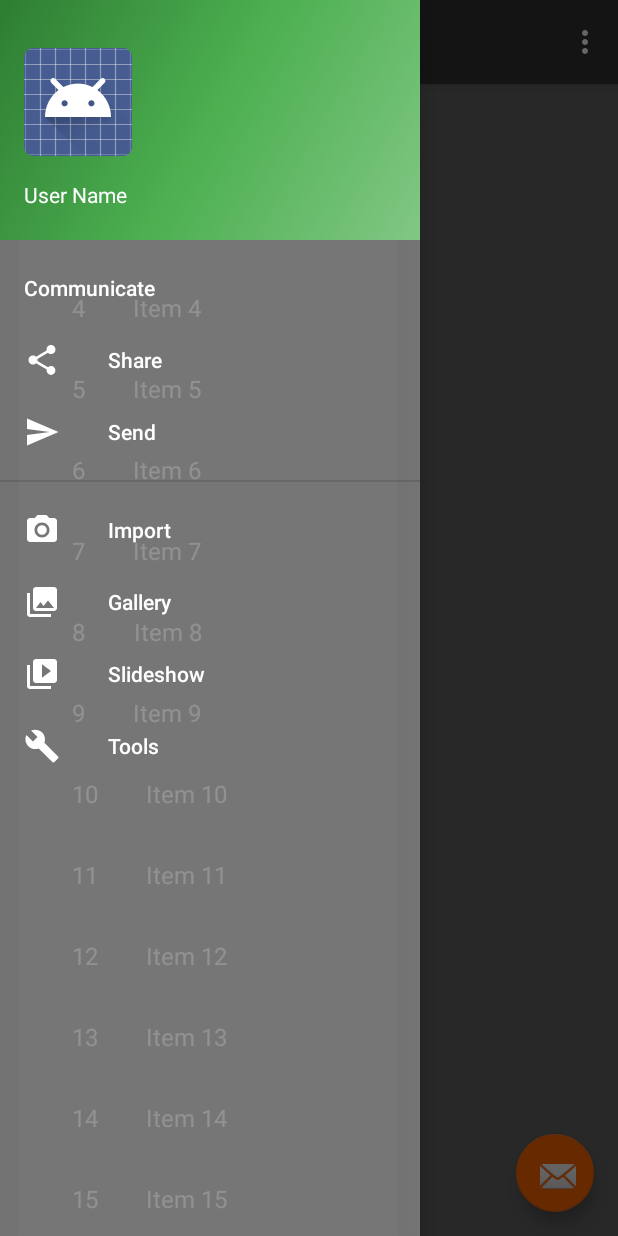
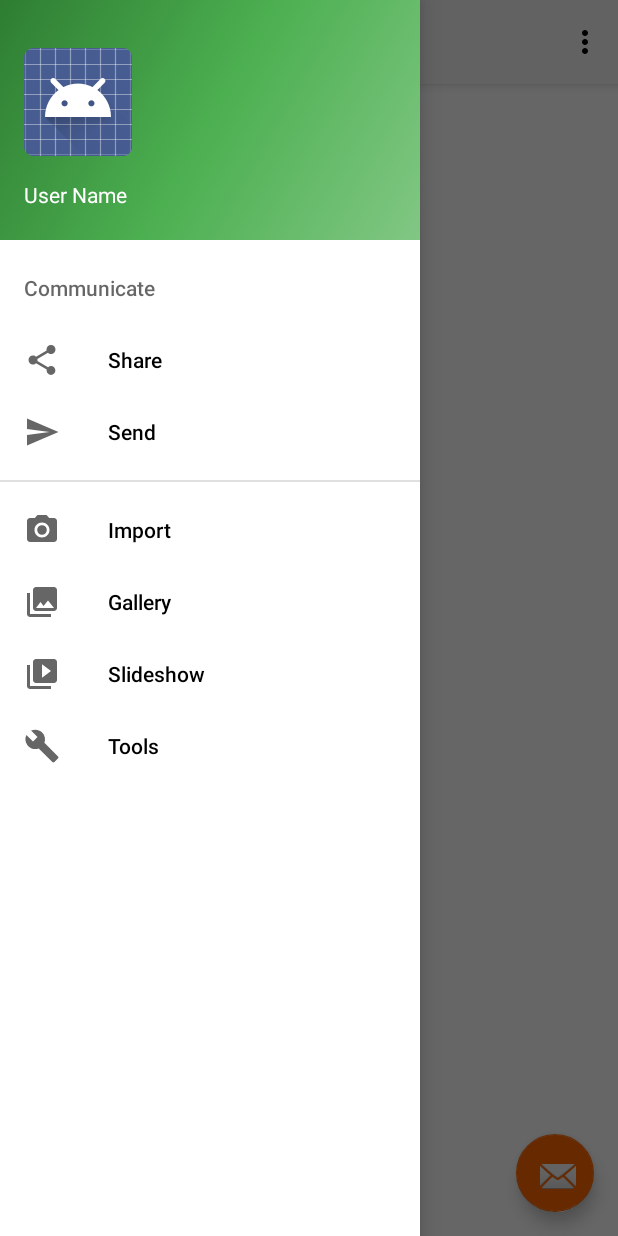
Before and after one commit to shemarez/LitChat, an Android app: the HomepageActivity screen opened directly, with no data from a screen before it, with the side drawer open, on a phone screen of 412 x 824 dp. Run offline under Robolectric (Android 15) with nearby library versions, the phone set to English and light mode, and no system bars.

Commit message:
updated look and feel of overall app

```diff
--- a/app/src/main/java/tcss450/uw/edu/hitmeupv2/ChatFragment.java
+++ b/app/src/main/java/tcss450/uw/edu/hitmeupv2/ChatFragment.java
@@ -42,6 +42,7 @@ public class ChatFragment extends Fragment {
         args.putInt(ARG_COLUMN_COUNT, columnCount);
         fragment.setArguments(args);
         return fragment;
+
     }
 
     @Override
--- a/app/src/main/java/tcss450/uw/edu/hitmeupv2/HomepageActivity.java
+++ b/app/src/main/java/tcss450/uw/edu/hitmeupv2/HomepageActivity.java
@@ -19,7 +19,6 @@ public class HomepageActivity extends AppCompatActivity
         implements NavigationView.OnNavigationItemSelectedListener, ChatFragment.OnListFragmentInteractionListener {
     private static final String LIST1_TAB_TAG = "List1";
 
-    String[] listViewArr = {"Leda Rezanejad", "Jason Thai", "Sherry Rezanejad", "Ramtin Aminoshari", "Ali Rezanejad"};
 
     @Override
     protected void onCreate(Bundle savedInstanceState) {
@@ -36,10 +35,7 @@ public class HomepageActivity extends AppCompatActivity
             public void onClick(View view) {
                 Intent intent = new Intent(that, MessageActivity.class);
                 startActivity(intent);
-//                Toast.makeText(this, "Smileys");
-//                Toast.makeText(this, "Smileys = " + ("\ud83d\ude01"),Toast.LENGTH_LONG).show();
-//                Snackbar.make(view, "Smileys = " + ("\ud83d\ude01"), Snackbar.LENGTH_LONG)
-//                        .setAction("Action", null).show();
+//
             }
         });
 
@@ -55,6 +51,7 @@ public class HomepageActivity extends AppCompatActivity
         if(findViewById(R.id.fragment_container) != null) {
             getSupportFragmentManager().beginTransaction()
                     .add(R.id.fragment_container, new ChatFragment()).commit();
+
         }
 
 
--- a/app/src/main/java/tcss450/uw/edu/hitmeupv2/MyChatRecyclerViewAdapter.java
+++ b/app/src/main/java/tcss450/uw/edu/hitmeupv2/MyChatRecyclerViewAdapter.java
@@ -6,11 +6,10 @@ import android.view.View;
 import android.view.ViewGroup;
 import android.widget.TextView;
 
+import java.util.List;
+
+import tcss450.uw.edu.hitmeupv2.Chat.ChatContent.ChatItem;
 import tcss450.uw.edu.hitmeupv2.ChatFragment.OnListFragmentInteractionListener;
-import tcss450.uw.edu.hitmeupv2.Chat.ChatContent.ChatItem;
-
-
-import java.util.List;
 
 /**
  * {@link RecyclerView.Adapter} that can display a {@link ChatItem} and makes a call to the
@@ -37,8 +36,9 @@ public class MyChatRecyclerViewAdapter extends RecyclerView.Adapter<MyChatRecycl
     @Override
     public void onBindViewHolder(final ViewHolder holder, int position) {
         holder.mItem = mValues.get(position);
-        holder.mIdView.setText(mValues.get(position).id);
+//        holder.mIdView.setText(mValues.get(position).id);
         holder.mContentView.setText(mValues.get(position).content);
+        holder.mSubItemView.setText(mValues.get(position).details);
 
         holder.mView.setOnClickListener(new View.OnClickListener() {
             @Override
@@ -59,15 +59,17 @@ public class MyChatRecyclerViewAdapter extends RecyclerView.Adapter<MyChatRecycl
 
     public class ViewHolder extends RecyclerView.ViewHolder {
         public final View mView;
-        public final TextView mIdView;
+//        public final TextView mIdView;
         public final TextView mContentView;
+        public final TextView mSubItemView;
         public ChatItem mItem;
 
         public ViewHolder(View view) {
             super(view);
             mView = view;
-            mIdView = (TextView) view.findViewById(R.id.id);
+//            mIdView = (TextView) view.findViewById(R.id.id);
             mContentView = (TextView) view.findViewById(R.id.content);
+            mSubItemView = (TextView) view.findViewById(R.id.subItem);
         }
 
         @Override
--- a/app/src/main/res/layout/fragment_chat_list.xml
+++ b/app/src/main/res/layout/fragment_chat_list.xml
@@ -11,4 +11,7 @@
     android:alwaysDrawnWithCache="false"
     app:layoutManager="LinearLayoutManager"
     tools:context="tcss450.uw.edu.hitmeupv2.ChatFragment"
-    tools:listitem="@layout/fragment_chat" />
+    tools:listitem="@layout/fragment_chat">
+
+
+</android.support.v7.widget.RecyclerView>
--- a/app/src/main/res/values/colors.xml
+++ b/app/src/main/res/values/colors.xml
@@ -1,13 +1,17 @@
 <?xml version="1.0" encoding="utf-8"?>
 <resources>
     <color name="colorPrimary">#333333</color>
-    <color name="colorPrimaryDark">#262626</color>
+    <color name="colorPrimaryDark">#b3b3b3</color>
+    <color name="loginStatusBar">#262626</color>
     <color name="colorAccent">#ff6600</color>
     <color name="windowBackground">#333333</color>
-    <color name="homepageBackground">#8fb3b3b3</color>
+    <color name="homepageBackground">#ffffff</color>
     <color name="textColorPrimary">#ffffff</color>
     <color name="textMessageColor">#000000</color>
     <color name="textColorSecondary">#ffffff</color>
     <color name="textColorHint">#b3b3b3</color>
 
+    <color name="actionBar">#ffffff</color>
+    <color name="messageScreenBackground">#ffffff</color>
+
 </resources>
--- a/app/src/main/res/values/styles.xml
+++ b/app/src/main/res/values/styles.xml
@@ -3,40 +3,54 @@
     <!-- Base application theme. -->
     <style name="AppTheme" parent="Theme.AppCompat.DayNight.NoActionBar">
         <!-- Customize your theme here. -->
-        <item name="colorPrimary">@color/colorPrimary</item>
         <item name="colorPrimaryDark">@color/colorPrimaryDark</item>
+        <!--<item name="colorPrimary">@color/loginStatusBar</item>-->
+        <item name="android:textColorPrimary">@color/textMessageColor</item>
         <item name="colorAccent">@color/colorAccent</item>
         <item name="android:windowBackground">@color/homepageBackground</item>
-        <item name="android:textColorPrimary">@color/textColorPrimary</item>
-        <item name="android:textColorSecondary">@color/textColorSecondary</item>
+        <item name="android:titleTextStyle">@color/textMessageColor</item>
         <item name="android:textColorHint">@color/textColorHint</item>
     </style>
 
     <style name="LoginTheme" parent="Theme.AppCompat.DayNight.NoActionBar">
         <item name="colorPrimary">@color/colorPrimary</item>
-        <item name="colorPrimaryDark">@color/colorPrimaryDark</item>
+        <item name="colorPrimaryDark">@color/loginStatusBar</item>
         <item name="colorAccent">@color/colorAccent</item>
         <item name="android:windowBackground">@color/windowBackground</item>
         <item name="android:textColorPrimary">@color/textColorPrimary</item>
-        <item name="android:textColorSecondary">@color/textColorSecondary</item>
         <item name="android:textColorHint">@color/textColorHint</item>
+        <item name="colorControlNormal">@color/textColorHint</item>
+        <item name="colorControlActivated">@color/colorAccent</item>
+        <item name="colorControlHighlight">@color/colorAccent</item>
 
     </style>
 
     <style name="MessageTheme" parent="Theme.AppCompat.DayNight">
-        <item name="colorPrimary">@color/colorPrimary</item>
-        <item name="colorPrimaryDark">@color/colorPrimaryDark</item>
+        <item name="colorPrimary">@color/actionBar</item>
+        <item name="colorPrimaryDark">@color/textColorHint</item>
         <item name="colorAccent">@color/colorAccent</item>
-        <item name="android:windowBackground">@color/homepageBackground</item>
-        <item name="android:textColorPrimary">@color/textColorPrimary</item>
+        <item name="android:windowBackground">@color/messageScreenBackground</item>
+        <item name="android:textColorPrimary">@color/textMessageColor</item>
         <item name="android:textColorSecondary">@color/textColorSecondary</item>
         <item name="android:textColorHint">@color/textColorHint</item>
     </style>
 
     <style name="AppTheme.AppBarOverlay" parent="ThemeOverlay.AppCompat.Dark.ActionBar">
         <item name="android:windowBackground">@color/colorAccent</item>
+        <item name="android:textColorPrimary">@color/textMessageColor</item>
+
     </style>
 
-    <style name="AppTheme.PopupOverlay" parent="ThemeOverlay.AppCompat.Light" />
+    <style name="AppTheme.PopupOverlay" parent="ThemeOverlay.AppCompat.Light">
+        <item name="android:textColorPrimary">@color/textMessageColor</item>
+
+
+
+    </style>
+
+
+
+
+
 
 </resources>
```
Also changed, not shown: app/src/main/java/tcss450/uw/edu/hitmeupv2/Chat/ChatContent.java (+7 -8 lines), app/src/main/java/tcss450/uw/edu/hitmeupv2/MessageActivity.java (+17 -4 lines), app/src/main/res/layout/fragment_chat.xml (+30 -9 lines), app/src/main/res/layout/list_item_message.xml (+13 -7 lines), app/src/main/res/drawable/in_message_bg.9.png, app/src/main/res/drawable/out_message_bg.9.png, app/src/main/res/in_message_bg.9.png (added), app/src/main/res/out_message_bg.9.png (added).
